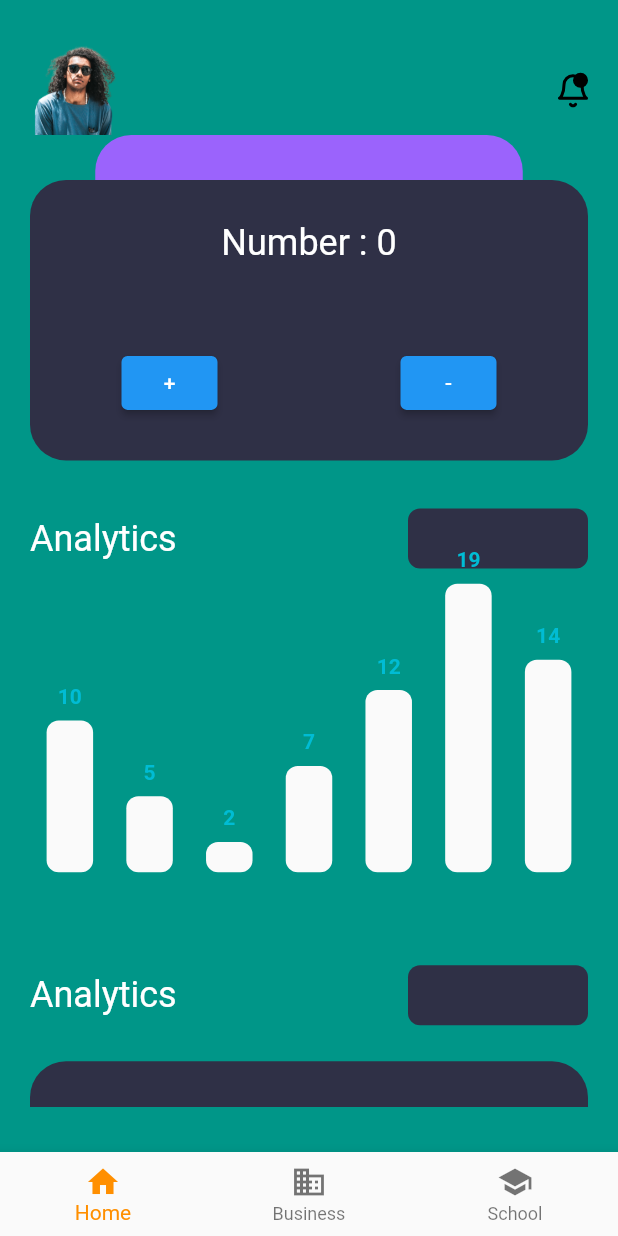
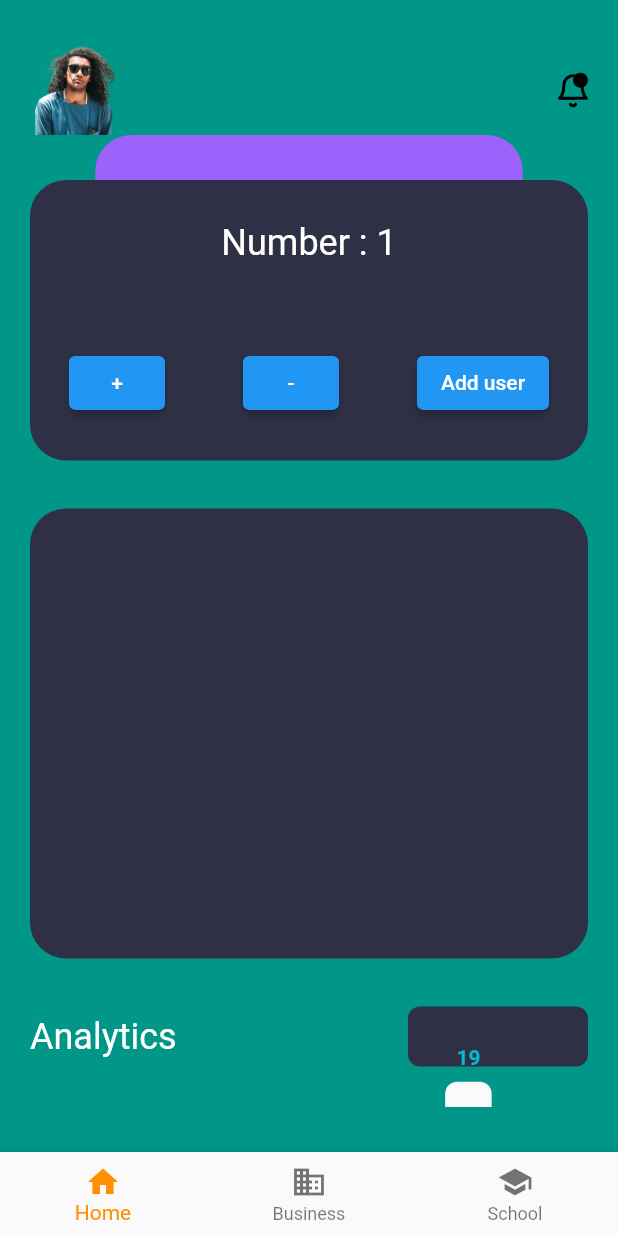
Before and after one commit to tonichiga/flutter-pet, a Flutter app: the screen it shows after launch, on a phone screen of 412 x 824 dp. Run offline on Flutter 3.47's test engine with Material 2 defaults, Android fonts, the phone set to English and light mode, and no system bars; drawn by our look-alikes of fl_chart; our stand-ins replace flutter_bloc, flutter_svg; network calls fail.

Commit message:
added new bloc

```diff
--- a/lib/bloc/user_bloc/user_bloc.dart
+++ b/lib/bloc/user_bloc/user_bloc.dart
@@ -1,12 +1,20 @@
+// part of "user_bloc.dart";
+
+import 'package:flutter_bloc/flutter_bloc.dart';
+import 'package:my_app/bloc/user_bloc/user_events.dart';
+import 'package:my_app/bloc/user_bloc/user_state.dart';
 
 class UserBloc extends Bloc<UserEvent, UserState> {
-  UserBloc() : super(UserInitial()) {
-    on<UserGetUsersEvent>((event, emit) {});
+  UserBloc() : super(UserInitialState()) {
+    on<UserGetUsersEvent>(_onGetUser);
   }
 
-  _onGetUser(UserGetUserEvent event, Emitter<UserState> state) async {
+  _onGetUser(UserGetUsersEvent event, Emitter<UserState> emit) async {
+    emit(UserLoadingState());
+
     await Future.delayed(Duration(seconds: 1));
-    final users = List.generate(, () => User(name, email, password, id));
-    emit(UserLoadedState());
+    final users = List.generate(
+        event.count, (index) => User(name: "Bobby", id: index.toString()));
+    emit(UserLoadedState(users));
   }
 }
--- a/lib/bloc/user_bloc/user_events.dart
+++ b/lib/bloc/user_bloc/user_events.dart
@@ -1,5 +1,3 @@
-part of "user_bloc.dart";
-
 abstract class UserEvent {}
 
 class UserGetUsersEvent extends UserEvent {
--- a/lib/bloc/user_bloc/user_state.dart
+++ b/lib/bloc/user_bloc/user_state.dart
@@ -1,14 +1,16 @@
-part of "user_bloc.dart";
+// part of "user_bloc.dart";
 
-abstract class UsersState {}
+abstract class UserState {}
 
-class UsersInitialState extends UsersState {}
+class UserInitialState extends UserState {}
 
-class UsersLoadedState extends UsersState {
+class UserLoadedState extends UserState {
   final List<User> users;
 
-  UsersLoadedState(this.users);
+  UserLoadedState(this.users);
 }
+
+class UserLoadingState extends UserState {}
 
 class User {
   final String name;
--- a/lib/main.dart
+++ b/lib/main.dart
@@ -3,7 +3,8 @@ import 'dart:convert';
 import 'package:flutter/material.dart';
 import 'package:flutter/services.dart';
 import 'package:my_app/bloc/counter_bloc/counter_block.dart';
-import 'package:my_app/bloc/user_bloc/bloc/user_bloc.dart';
+import 'package:my_app/bloc/user_bloc/user_bloc.dart';
+import 'package:my_app/bloc/user_bloc/user_bloc.dart';
 import 'package:my_app/entity/users/user.dart';
 import 'package:my_app/pages/contacts.dart';
 import 'package:my_app/pages/details.dart';
--- a/lib/pages/home.dart
+++ b/lib/pages/home.dart
@@ -5,6 +5,9 @@ import 'package:flutter/material.dart';
 import 'package:flutter/services.dart';
 import 'package:flutter_bloc/flutter_bloc.dart';
 import 'package:my_app/bloc/counter_bloc/counter_block.dart';
+import 'package:my_app/bloc/user_bloc/user_bloc.dart';
+import 'package:my_app/bloc/user_bloc/user_events.dart';
+import 'package:my_app/bloc/user_bloc/user_state.dart';
 import 'package:my_app/components/charts/candles.dart';
 import 'package:my_app/utils/colors.dart';
 import "package:my_app/entity/charts/chart_bar.dart";
@@ -34,9 +37,11 @@ class _Home extends State<Home> {
 
   @override
   Widget build(BuildContext context) {
-    return BlocBuilder<CounterBloc, int>(
-      builder: (context, state) {
-        final bloc = BlocProvider.of<CounterBloc>(context);
+    // final userBloc = BlocProvider.of<UserBloc>(context);
+    final userBloc = UserBloc();
+    // final counterBloc = BlocProvider.of<CounterBloc>(context);
+    final counterBloc = CounterBloc();
+    counterBloc.add(CounterIncEvent());
 
     return Column(
       children: [
@@ -52,7 +57,10 @@ class _Home extends State<Home> {
             color: ThemeColors.purple,
           ),
         ),
-            Container(
+        BlocBuilder<CounterBloc, int>(
+            bloc: counterBloc,
+            builder: (context, state) {
+              return Container(
                   height: 187,
                   // color: ThemeColors.purple,
                   decoration: BoxDecoration(
@@ -71,19 +79,58 @@ class _Home extends State<Home> {
                         children: [
                           ElevatedButton(
                             onPressed: () {
-                            bloc.add(CounterIncEvent());
+                              counterBloc.add(CounterIncEvent());
                             },
                             child: const Text('+'),
                           ),
                           ElevatedButton(
                               onPressed: () {
-                              bloc.add(CounterDecEvent());
+                                counterBloc.add(CounterDecEvent());
                               },
-                            child: const Text('-'))
+                              child: const Text('-')),
+                          ElevatedButton(
+                              onPressed: () {
+                                userBloc
+                                    .add(UserGetUsersEvent(counterBloc.state));
+                              },
+                              child: const Text('Add user')),
                         ],
                       ),
                     ],
-                )),
+                  ));
+            }),
+        BlocBuilder<UserBloc, UserState>(
+          bloc: userBloc,
+          builder: (context, state) {
+            return Container(
+                margin: const EdgeInsets.only(top: 32),
+                child: Column(
+                  crossAxisAlignment: CrossAxisAlignment.start,
+                  children: [
+                    Container(
+                        height: 300,
+                        width: double.infinity,
+                        // color: ThemeColors.purple,
+                        decoration: BoxDecoration(
+                          borderRadius:
+                              const BorderRadius.all(Radius.circular(24)),
+                          color: ThemeColors.darkPurple,
+                        ),
+                        child: Column(
+                          mainAxisAlignment: MainAxisAlignment.spaceAround,
+                          children: [
+                            if (state is UserLoadingState)
+                              const CircularProgressIndicator(),
+                            if (state is UserLoadedState)
+                              ...state.users
+                                  .map((user) => Text(user.name))
+                                  .toList(),
+                          ],
+                        ))
+                  ],
+                ));
+          },
+        ),
         Container(
             margin: const EdgeInsets.only(top: 32),
             child: Column(
@@ -93,8 +140,7 @@ class _Home extends State<Home> {
                   mainAxisAlignment: MainAxisAlignment.spaceBetween,
                   children: [
                     const Text("Analytics",
-                            style:
-                                TextStyle(color: Colors.white, fontSize: 24)),
+                        style: TextStyle(color: Colors.white, fontSize: 24)),
                     Container(
                       height: 40,
                       width: 120,
@@ -119,8 +165,7 @@ class _Home extends State<Home> {
                   mainAxisAlignment: MainAxisAlignment.spaceBetween,
                   children: [
                     const Text("Analytics",
-                            style:
-                                TextStyle(color: Colors.white, fontSize: 24)),
+                        style: TextStyle(color: Colors.white, fontSize: 24)),
                     Container(
                       height: 40,
                       width: 120,
@@ -139,8 +184,7 @@ class _Home extends State<Home> {
                   height: 187,
                   // color: ThemeColors.purple,
                   decoration: BoxDecoration(
-                        borderRadius:
-                            const BorderRadius.all(Radius.circular(24)),
+                    borderRadius: const BorderRadius.all(Radius.circular(24)),
                     color: ThemeColors.darkPurple,
                   ),
                 ),
@@ -148,7 +192,5 @@ class _Home extends State<Home> {
             )),
       ],
     );
-      },
-    );
   }
 }
```
Also changed, not shown: 13 other files. Lines whose indentation alone changed are shown as unchanged.
